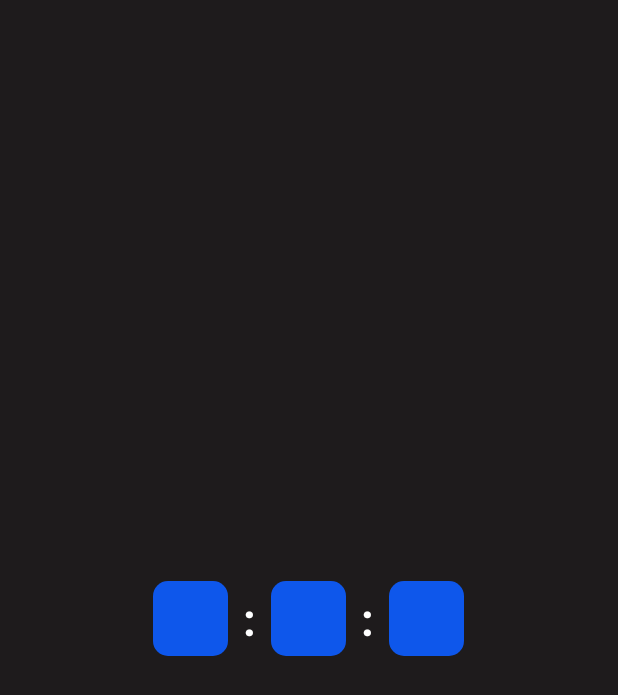
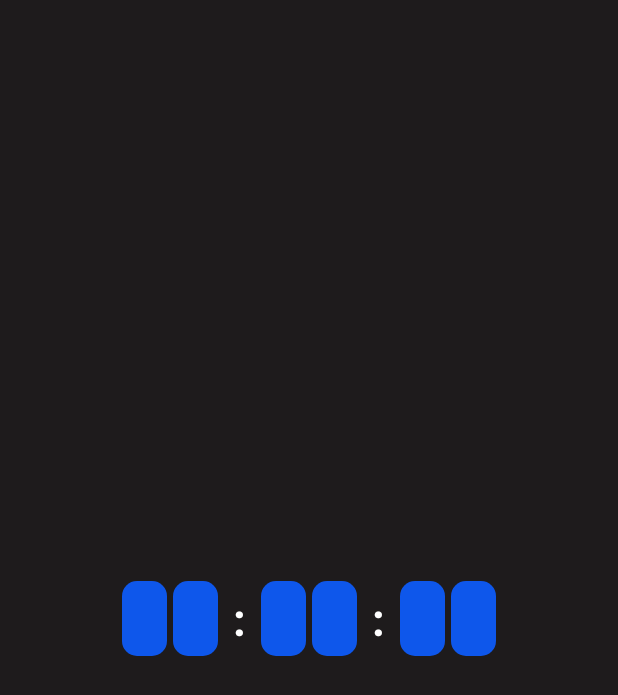
Before and after one commit to aashray374/COUNTDOWN, an Android app: the layout activity_main.xml on its own in the app's theme, with its tools: preview values and no code run, on a phone screen of 412 x 824 dp. Shown: the top 695 px of the screen. Run offline under Robolectric (Android 15) with nearby library versions, the phone set to English and light mode, and no system bars.

Commit message:
commit 2 Aashray Mahajan made some changes

```diff
--- a/app/src/main/java/com/example/countdown/MainActivity.kt
+++ b/app/src/main/java/com/example/countdown/MainActivity.kt
@@ -19,9 +19,13 @@ class MainActivity : AppCompatActivity() {
         super.onCreate(savedInstanceState)
         setContentView(R.layout.activity_main)
 
-        val day:TextView=findViewById(R.id.days)
-        val hour: TextView = findViewById(R.id.hours)
-        val min: TextView = findViewById(R.id.minutes)
+//        val day1:TextView=findViewById(R.id.days1)
+//        val hour1: TextView = findViewById(R.id.hours1)
+//        val min1: TextView = findViewById(R.id.minutes1)
+//        val day2:TextView=findViewById(R.id.days2)
+//        val hour2: TextView = findViewById(R.id.hours2)
+//        val min2: TextView = findViewById(R.id.minutes2)
+
         //val sec: TextView = findViewById(R.id.seconds)
 
 
@@ -31,7 +35,7 @@ class MainActivity : AppCompatActivity() {
 
     private fun fetchSystemDateTime() {
         val currentTimeMillis = System.currentTimeMillis()
-        val targetDateString = "2024-01-12T23:59:59" // Replace with your target date
+        val targetDateString = "2024-01-11T23:59:59" // Replace with your target date
         val sdf = SimpleDateFormat("yyyy-MM-dd'T'HH:mm:ss", Locale.getDefault())
         val targetDate = sdf.parse(targetDateString)
         val timeDifferenceMillis = targetDate.time - currentTimeMillis
@@ -76,15 +80,22 @@ class MainActivity : AppCompatActivity() {
 
     private fun updateUI(countdownText: String) {
         val hourMinSec: List<String> = countdownText.split(":")
-        findViewById<TextView>(R.id.hours).text = hourMinSec[1]
-        findViewById<TextView>(R.id.minutes).text = hourMinSec[2]
-        findViewById<TextView>(R.id.days).text = hourMinSec[0]
+        findViewById<TextView>(R.id.hours1).text = (hourMinSec[1].toInt() / 10).toString()
+        findViewById<TextView>(R.id.minutes1).text = (hourMinSec[2].toInt() / 10).toString()
+        findViewById<TextView>(R.id.days1).text = (hourMinSec[0].toInt() / 10).toString()
+        findViewById<TextView>(R.id.hours2).text = (hourMinSec[1].toInt() % 10).toString()
+        findViewById<TextView>(R.id.minutes2).text = (hourMinSec[2].toInt() % 10).toString()
+        findViewById<TextView>(R.id.days2).text = (hourMinSec[0].toInt() % 10).toString()
+
+
+
+
     }
 
     private fun resetUI() {
-        findViewById<TextView>(R.id.days).text = "00"
-        findViewById<TextView>(R.id.hours).text = "00"
-        findViewById<TextView>(R.id.minutes).text = "00"
+        findViewById<TextView>(R.id.days1).text = "00"
+        findViewById<TextView>(R.id.hours1).text = "00"
+        findViewById<TextView>(R.id.minutes1).text = "00"
         isTimerRunning = false
 
     }
--- a/app/src/main/res/layout/activity_main.xml
+++ b/app/src/main/res/layout/activity_main.xml
@@ -19,8 +19,20 @@
         app:layout_constraintTop_toTopOf="parent">
 
         <TextView
-            android:id="@+id/days"
-            android:layout_width="50dp"
+            android:id="@+id/days1"
+            android:layout_width="30dp"
+            android:backgroundTint="@color/back"
+            android:textStyle="bold"
+            android:textColor="#FFFFFF"
+            android:textSize="30sp"
+            android:textAlignment="center"
+            android:layout_height="50dp"
+            android:background="@drawable/round_back" />
+
+        <TextView
+            android:id="@+id/days2"
+            android:layout_width="30dp"
+            android:layout_marginLeft="4dp"
             android:backgroundTint="@color/back"
             android:textStyle="bold"
             android:textColor="#FFFFFF"
@@ -41,12 +53,24 @@
 
 
         <TextView
-            android:id="@+id/hours"
+            android:id="@+id/hours1"
+            android:layout_width="30dp"
+            android:backgroundTint="@color/back"
+            android:textStyle="bold"
+            android:textColor="#FFFFFF"
+            android:textSize="30sp"
+            android:textAlignment="center"
+            android:layout_height="50dp"
+            android:background="@drawable/round_back" />
+
+        <TextView
+            android:id="@+id/hours2"
             android:textColor="#FFFFFF"
             android:backgroundTint="@color/back"
+            android:layout_marginLeft="4dp"
             android:textSize="30sp"
             android:textStyle="bold"
-            android:layout_width="50dp"
+            android:layout_width="30dp"
             android:textAlignment="center"
             android:layout_height="50dp"
             android:background="@drawable/round_back" />
@@ -62,12 +86,24 @@
             android:textStyle="bold" />
 
         <TextView
-            android:id="@+id/minutes"
+            android:id="@+id/minutes1"
             android:textSize="30sp"
             android:textColor="#FFFFFF"
             android:backgroundTint="@color/back"
             android:textStyle="bold"
-            android:layout_width="50dp"
+            android:layout_width="30dp"
+            android:textAlignment="center"
+            android:layout_height="50dp"
+            android:background="@drawable/round_back" />
+
+        <TextView
+            android:id="@+id/minutes2"
+            android:textSize="30sp"
+            android:textColor="#FFFFFF"
+            android:backgroundTint="@color/back"
+            android:textStyle="bold"
+            android:layout_width="30dp"
+            android:layout_marginLeft="4dp"
             android:textAlignment="center"
             android:layout_height="50dp"
             android:background="@drawable/round_back" />
```
